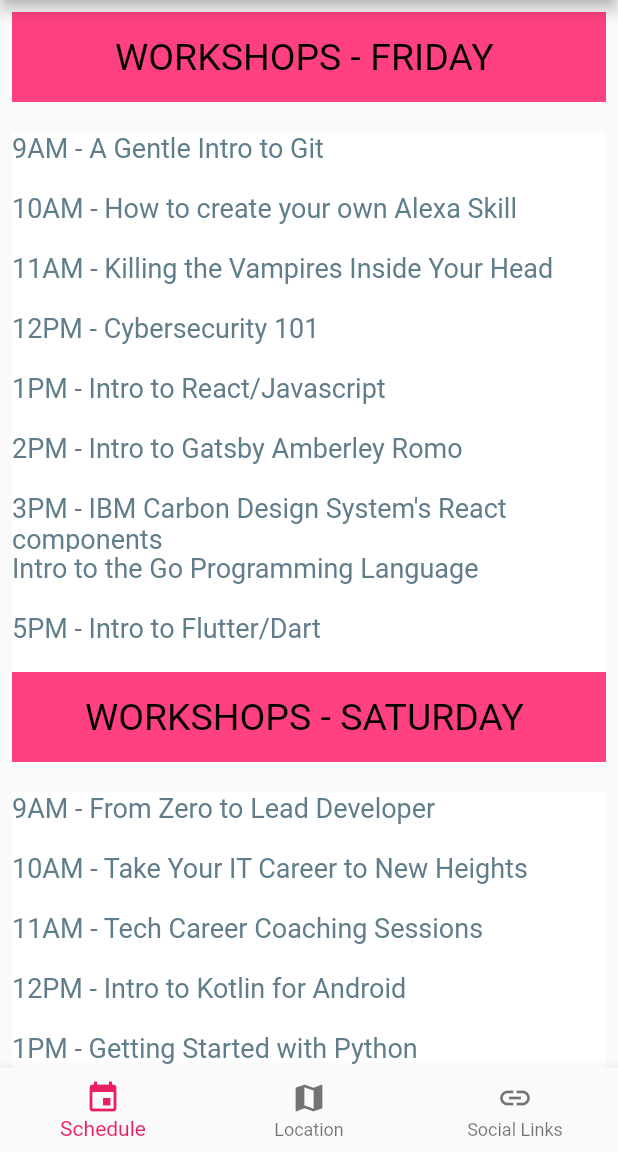
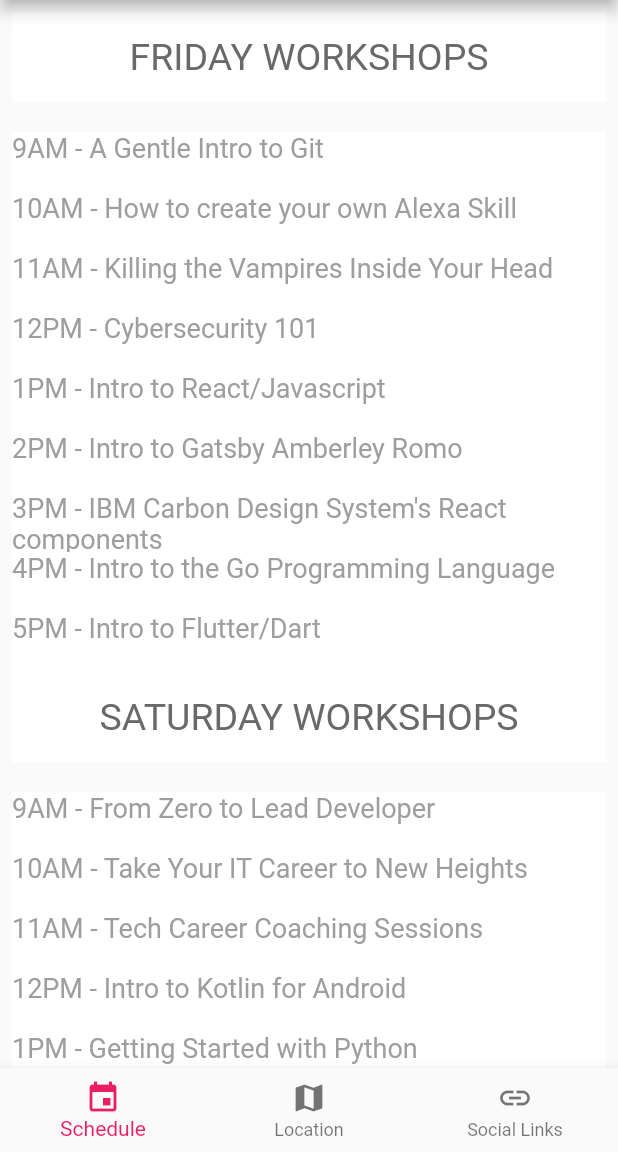
Before and after one commit to she-who-codes/hackathon_demo, a Flutter app: the screen it shows after launch, on a phone screen of 412 x 824 dp, the part 84-1236 px from its top. Run offline on Flutter 3.47's test engine with Material 2 defaults, Android fonts, the phone set to English and light mode, and no system bars; our stand-ins replace flare_flutter.

Commit message:
cleaned up schedule and added Flare

```diff
--- /dev/null
+++ b/lib/alt_schedule_view.dart
@@ -0,0 +1,75 @@
+import 'package:flutter/material.dart';
+
+class ScheduleView extends StatelessWidget {
+
+  final List<String> _fridayList = [
+    "9AM - A Gentle Intro to Git",
+    "10AM - How to create your own Alexa Skill",
+    "11AM - Killing the Vampires Inside Your Head",
+    "12PM - Cybersecurity 101",
+    "1PM - Intro to React/Javascript",
+    "2PM - Intro to Gatsby Amberley Romo",
+    "3PM - IBM Carbon Design System's React components",
+    "4PM - Intro to the Go Programming Language",
+    "5PM - Intro to Flutter/Dart"
+  ];
+  final List<String> _saturdayList = [
+    "9AM - From Zero to Lead Developer",
+    "10AM - Take Your IT Career to New Heights",
+    "11AM - Tech Career Coaching Sessions",
+    "12PM - Intro to Kotlin for Android",
+    "1PM - Getting Started with Python",
+    "2PM - Intro to Responsive Design with CSS Grid and Flexbox",
+    "3PM - Consuming APIs 101",
+    "4PM - DIY Pay Equity",
+    "5PM - Panel Discussion: Power Up Your Career!"
+
+  ];
+  ScheduleView();
+
+  @override
+  Widget build(BuildContext context) {
+    return ListView(
+      padding: const EdgeInsets.all(8),
+      children: <Widget>[
+        Container(
+          height: 60,
+          width: MediaQuery.of(context).size.width,
+          color: Colors.white,
+          child: const Center(child: Text("FRIDAY WORKSHOPS", style:
+          TextStyle(color: Color.fromRGBO(105,105,105, 1), fontSize: 25))),
+        ),
+        SizedBox(height: 20),
+        for(int i = 0; i < _fridayList.length; i ++)
+    Container(
+    height: 40,
+    width: MediaQuery.of(context).size.width,
+    color: Colors.white,
+    child: Text(_fridayList[i], style:
+    TextStyle(color: Colors.grey, fontSize: 18))
+    ,
+    ),
+
+
+        ///SATURDAY
+        Container(
+          height: 60,
+          width: MediaQuery.of(context).size.width,
+          color: Colors.white,
+          child: const Center(child: Text("SATURDAY WORKSHOPS", style:
+          TextStyle(color: Color.fromRGBO(105,105,105, 1), fontSize: 25))),
+        ),
+        SizedBox(height: 20),
+    for(int i = 0; i < _saturdayList.length; i ++)
+    Container(
+    height: 40,
+    width: MediaQuery.of(context).size.width,
+    color: Colors.white,
+    child: Text(_saturdayList[i], style:
+    TextStyle(color: Colors.grey, fontSize: 18))
+    ,
+    ),
+      ],
+    );
+  }
+}
--- a/lib/schedule_view.dart
+++ b/lib/schedule_view.dart
@@ -13,9 +13,9 @@ class ScheduleView extends StatelessWidget {
         Container(
           height: 60,
           width: MediaQuery.of(context).size.width,
-          color: Colors.pinkAccent,
-          child: const Center(child: Text("WORKSHOPS - FRIDAY ", style:
-          TextStyle(color: Colors.black, fontSize: 25))),
+          color: Colors.white,
+          child: const Center(child: Text("FRIDAY WORKSHOPS", style:
+          TextStyle(color: Color.fromRGBO(105,105,105, 1), fontSize: 25))),
         ),
         SizedBox(height: 20),
         Container(
@@ -23,7 +23,7 @@ class ScheduleView extends StatelessWidget {
           width: MediaQuery.of(context).size.width,
           color: Colors.white,
           child: Text("9AM - A Gentle Intro to Git", style:
-          TextStyle(color: Colors.blueGrey, fontSize: 18))
+          TextStyle(color: Colors.grey, fontSize: 18))
           ,
         ),
         Container(
@@ -31,7 +31,7 @@ class ScheduleView extends StatelessWidget {
           width: MediaQuery.of(context).size.width,
           color: Colors.white,
           child: Text("10AM - How to create your own Alexa Skill", style:
-          TextStyle(color: Colors.blueGrey, fontSize: 18)
+          TextStyle(color: Colors.grey, fontSize: 18)
           ),
         ),
         Container(
@@ -39,7 +39,7 @@ class ScheduleView extends StatelessWidget {
           width: MediaQuery.of(context).size.width,
           color: Colors.white,
           child: Text("11AM - Killing the Vampires Inside Your Head", style:
-          TextStyle(color: Colors.blueGrey, fontSize: 18)
+          TextStyle(color: Colors.grey, fontSize: 18)
           ),
         ),
         Container(
@@ -47,7 +47,7 @@ class ScheduleView extends StatelessWidget {
           width: MediaQuery.of(context).size.width,
           color: Colors.white,
           child: Text("12PM - Cybersecurity 101", style:
-          TextStyle(color: Colors.blueGrey, fontSize: 18)
+          TextStyle(color: Colors.grey, fontSize: 18)
           ),
         ),
         Container(
@@ -55,7 +55,7 @@ class ScheduleView extends StatelessWidget {
           width: MediaQuery.of(context).size.width,
           color: Colors.white,
           child: Text("1PM - Intro to React/Javascript", style:
-          TextStyle(color: Colors.blueGrey, fontSize: 18)
+          TextStyle(color: Colors.grey, fontSize: 18)
           ),
         ),
         Container(
@@ -63,7 +63,7 @@ class ScheduleView extends StatelessWidget {
           width: MediaQuery.of(context).size.width,
           color: Colors.white,
           child: Text("2PM - Intro to Gatsby Amberley Romo", style:
-          TextStyle(color: Colors.blueGrey, fontSize: 18)
+          TextStyle(color: Colors.grey, fontSize: 18)
           ),
         ),
         Container(
@@ -71,15 +71,15 @@ class ScheduleView extends StatelessWidget {
           width: MediaQuery.of(context).size.width,
           color: Colors.white,
           child: Text("3PM - IBM Carbon Design System's React components", style:
-          TextStyle(color: Colors.blueGrey, fontSize: 18)
+          TextStyle(color: Colors.grey, fontSize: 18)
           ),
         ),
         Container(
           height: 40,
           width: MediaQuery.of(context).size.width,
           color: Colors.white,
-          child: Text("Intro to the Go Programming Language", style:
-          TextStyle(color: Colors.blueGrey, fontSize: 18)
+          child: Text("4PM - Intro to the Go Programming Language", style:
+          TextStyle(color: Colors.grey, fontSize: 18)
           ),
         ),
         Container(
@@ -87,16 +87,16 @@ class ScheduleView extends StatelessWidget {
           width: MediaQuery.of(context).size.width,
           color: Colors.white,
           child: Text("5PM - Intro to Flutter/Dart", style:
-          TextStyle(color: Colors.blueGrey, fontSize: 18)
+          TextStyle(color: Colors.grey, fontSize: 18)
           ),
         ),
         ///SATURDAY
         Container(
           height: 60,
           width: MediaQuery.of(context).size.width,
-          color: Colors.pinkAccent,
-          child: const Center(child: Text("WORKSHOPS - SATURDAY ", style:
-          TextStyle(color: Colors.black, fontSize: 25))),
+          color: Colors.white,
+          child: const Center(child: Text("SATURDAY WORKSHOPS", style:
+          TextStyle(color: Color.fromRGBO(105,105,105, 1), fontSize: 25))),
         ),
         SizedBox(height: 20),
         Container(
@@ -104,7 +104,7 @@ class ScheduleView extends StatelessWidget {
           width: MediaQuery.of(context).size.width,
           color: Colors.white,
           child: Text("9AM - From Zero to Lead Developer", style:
-          TextStyle(color: Colors.blueGrey, fontSize: 18))
+          TextStyle(color: Colors.grey, fontSize: 18))
           ,
         ),
         Container(
@@ -112,7 +112,7 @@ class ScheduleView extends StatelessWidget {
           width: MediaQuery.of(context).size.width,
           color: Colors.white,
           child: Text("10AM - Take Your IT Career to New Heights", style:
-          TextStyle(color: Colors.blueGrey, fontSize: 18)
+          TextStyle(color: Colors.grey, fontSize: 18)
           ),
         ),
         Container(
@@ -120,7 +120,7 @@ class ScheduleView extends StatelessWidget {
           width: MediaQuery.of(context).size.width,
           color: Colors.white,
           child: Text("11AM - Tech Career Coaching Sessions", style:
-          TextStyle(color: Colors.blueGrey, fontSize: 18)
+          TextStyle(color: Colors.grey, fontSize: 18)
           ),
         ),
         Container(
@@ -128,7 +128,7 @@ class ScheduleView extends StatelessWidget {
           width: MediaQuery.of(context).size.width,
           color: Colors.white,
           child: Text("12PM - Intro to Kotlin for Android", style:
-          TextStyle(color: Colors.blueGrey, fontSize: 18)
+          TextStyle(color: Colors.grey, fontSize: 18)
           ),
         ),
         Container(
@@ -136,7 +136,7 @@ class ScheduleView extends StatelessWidget {
           width: MediaQuery.of(context).size.width,
           color: Colors.white,
           child: Text("1PM - Getting Started with Python", style:
-          TextStyle(color: Colors.blueGrey, fontSize: 18)
+          TextStyle(color: Colors.grey, fontSize: 18)
           ),
         ),
         Container(
@@ -144,7 +144,7 @@ class ScheduleView extends StatelessWidget {
           width: MediaQuery.of(context).size.width,
           color: Colors.white,
           child: Text("2PM - Intro to Responsive Design with CSS Grid and Flexbox", style:
-          TextStyle(color: Colors.blueGrey, fontSize: 18)
+          TextStyle(color: Colors.grey, fontSize: 18)
           ),
         ),
         Container(
@@ -152,7 +152,7 @@ class ScheduleView extends StatelessWidget {
           width: MediaQuery.of(context).size.width,
           color: Colors.white,
           child: Text("3PM - Consuming APIs 101", style:
-          TextStyle(color: Colors.blueGrey, fontSize: 18)
+          TextStyle(color: Colors.grey, fontSize: 18)
           ),
         ),
         Container(
@@ -160,7 +160,7 @@ class ScheduleView extends StatelessWidget {
           width: MediaQuery.of(context).size.width,
           color: Colors.white,
           child: Text("4PM - DIY Pay Equity", style:
-          TextStyle(color: Colors.blueGrey, fontSize: 18)
+          TextStyle(color: Colors.grey, fontSize: 18)
           ),
         ),
         Container(
@@ -168,7 +168,7 @@ class ScheduleView extends StatelessWidget {
           width: MediaQuery.of(context).size.width,
           color: Colors.white,
           child: Text("5PM - Panel Discussion: Power Up Your Career!", style:
-          TextStyle(color: Colors.blueGrey, fontSize: 18)
+          TextStyle(color: Colors.grey, fontSize: 18)
           ),
         ),
       ],
--- a/pubspec.yaml
+++ b/pubspec.yaml
@@ -14,12 +14,13 @@ description: A demo Flutter application.
 version: 1.0.0+1
 
 environment:
-  sdk: ">=2.1.0 <3.0.0"
+  sdk: ">=2.3.0 <3.0.0"
 
 dependencies:
   flutter:
     sdk: flutter
   url_launcher: ^5.1.2
+  flare_flutter: ^1.5.5
 
   # The following adds the Cupertino Icons font to your application.
   # Use with the CupertinoIcons class for iOS style icons.
@@ -44,6 +45,7 @@ flutter:
   # To add assets to your application, add an assets section, like this:
   assets:
     - map.png
+    - Demo.flr
   #  - images/a_dot_burr.jpeg
   #  - images/a_dot_ham.jpeg
 
```
Also changed, not shown: lib/home_view.dart (+2 -5 lines), lib/links_view.dart (+28 -36 lines), lib/map_view.dart (+26 -2 lines), assets/map.png, pubspec.lock, 1 other file.
